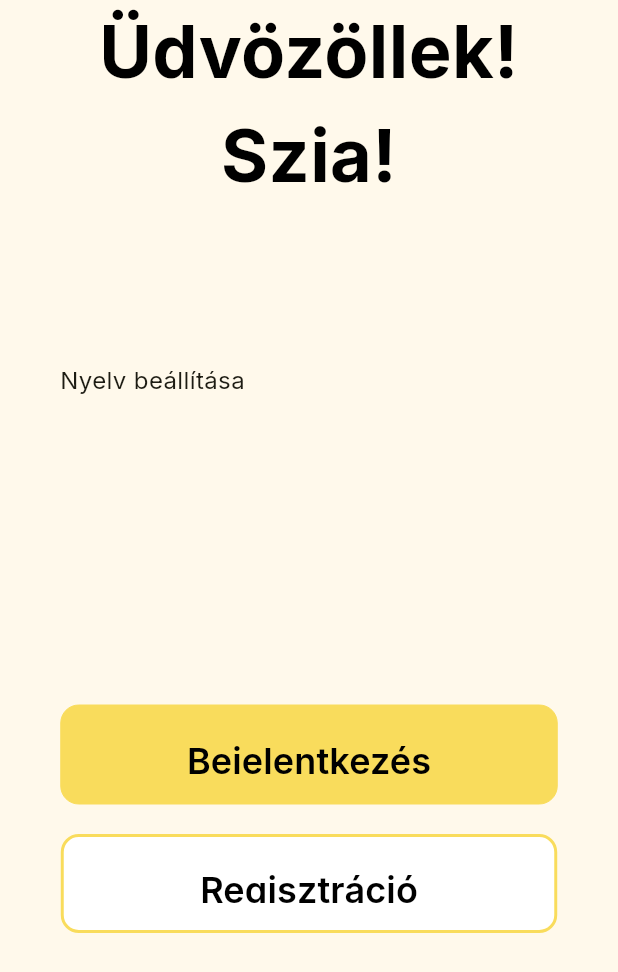
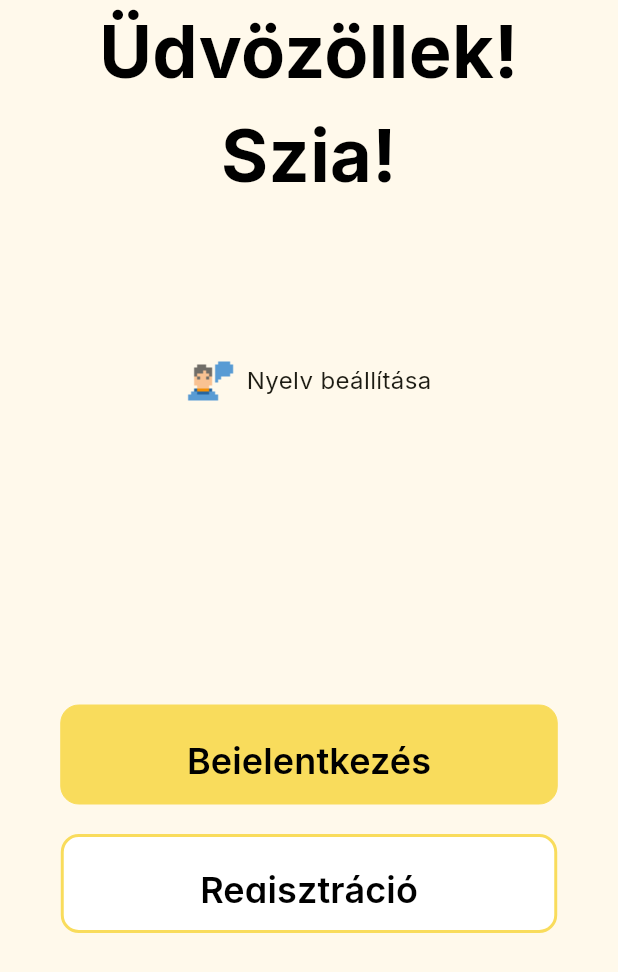
Before and after one commit to T0liver/recout, a Flutter app: the screen it shows after launch, on a phone screen of 412 x 824 dp. Shown: the top 972 px of the screen. Run offline on Flutter 3.47's test engine with Material 3 defaults, Android fonts, the phone set to English and light mode, and no system bars.

Commit message:
Center the language select button

```diff
--- a/lib/texts.dart
+++ b/lib/texts.dart
@@ -48,11 +48,15 @@ class LanguageLabel extends StatelessWidget {
   Widget build(BuildContext context) {
     final l10n = L10n.of(context)!;
     return Row(
+      mainAxisAlignment: MainAxisAlignment.center,
+      crossAxisAlignment: CrossAxisAlignment.center,
       children: [
-        SizedBox(
-          width: 32,
-          height: 32,
-          // child: Icon(icon);
+        Center(
+          child: SizedBox(
+            width: 32,
+            height: 32,
+            child: Image(image: AssetImage('assets/graphics/icons/icons8-communicate-32.png')),
+          ),
         ),
         const SizedBox(width: 8),
         Text(
```
